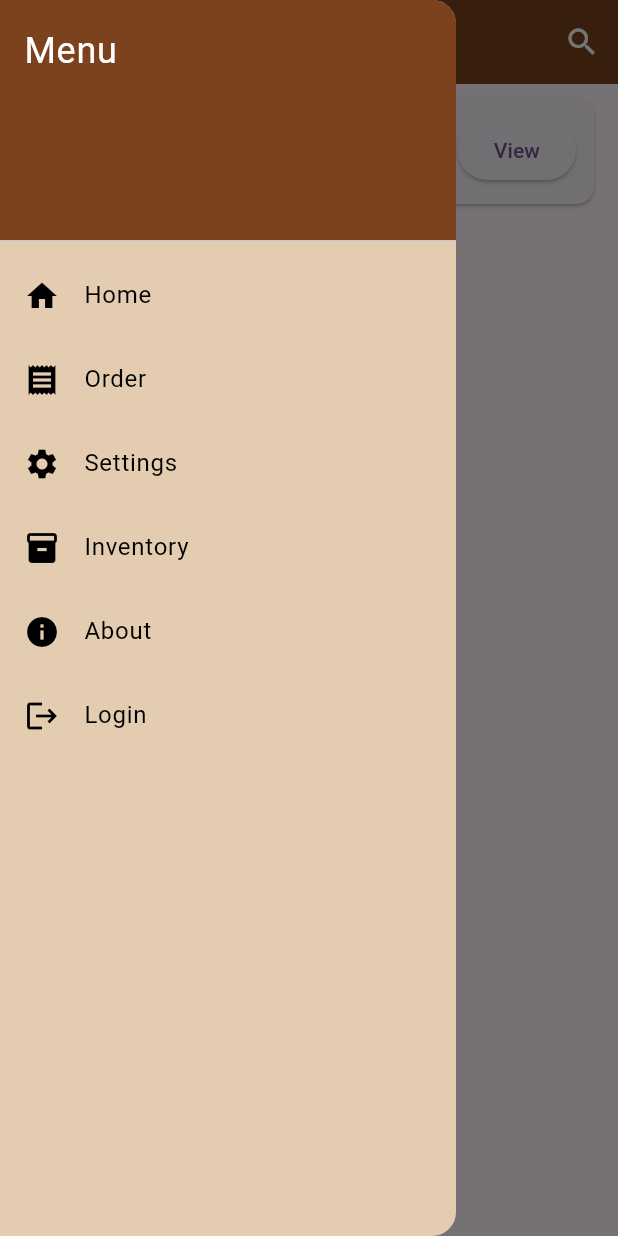
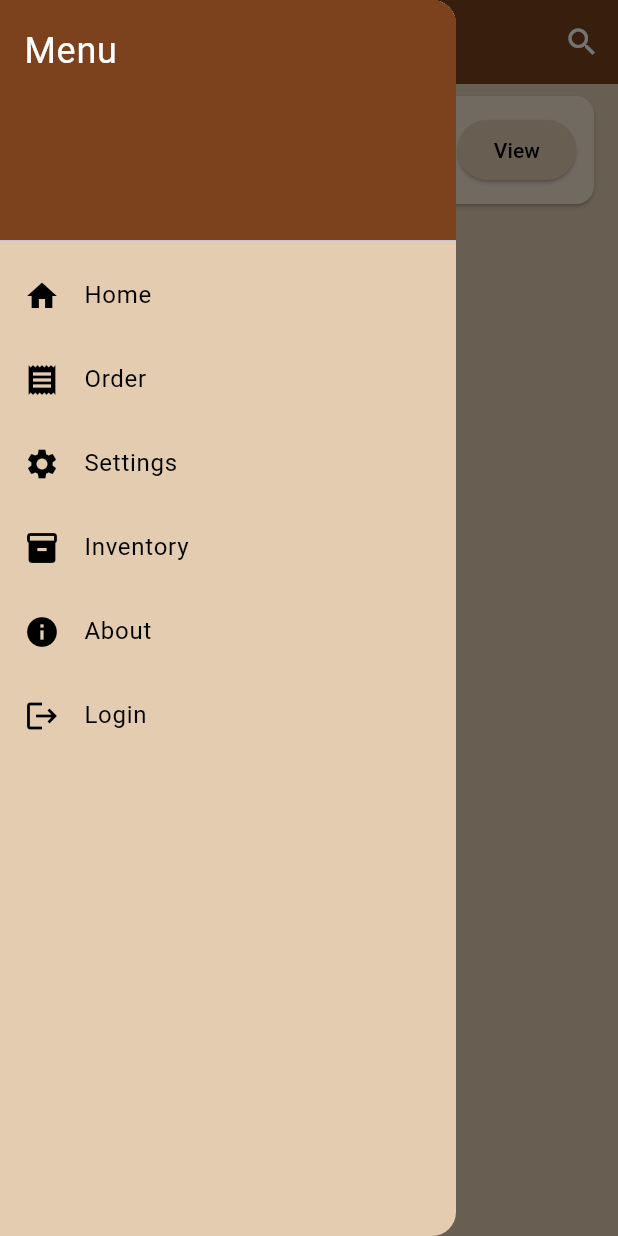
Before and after one commit to VoxMonstra/CSC-4610-Web-Warriors, a Flutter app: the RecipesPage screen opened by its route, with the side drawer open, on a phone screen of 412 x 824 dp. Run offline on Flutter 3.47's test engine with Material 3 defaults, Android fonts, the phone set to English and light mode, and no system bars; our stand-ins replace flutter_secure_storage, google_fonts, shared_preferences; accounts and stored records are empty.

Commit message:
Design: Change color to fit theme of the app

```diff
--- a/src/lib/screens/recipes.dart
+++ b/src/lib/screens/recipes.dart
@@ -264,6 +264,8 @@ class _RecipesPageState extends State<RecipesPage> {
       // Sidebar
       drawer: AppDrawer(currPage: Text("recipes")),
 
+      backgroundColor: Color(0xFFE3CCB0), // Light brown background
+
       // Displays all of the raw materials we currently have in stock, as well +- buttons for ordering raw materials
       body: Column(
         children: [
@@ -274,6 +276,7 @@ class _RecipesPageState extends State<RecipesPage> {
                 return Card(
                   margin:
                       const EdgeInsets.symmetric(vertical: 8, horizontal: 16),
+                  color: Color(0xFFF5E6D3),
                   child: Padding(
                     padding: const EdgeInsets.all(12),
                     child: Row(
@@ -322,6 +325,10 @@ class _RecipesPageState extends State<RecipesPage> {
 // View button to open details page
                         ElevatedButton(
                           onPressed: () => _viewItemDetails(index),
+                          style: ElevatedButton.styleFrom(
+                          backgroundColor:  Color(0xFFE3CCB0),
+                          foregroundColor: Colors.black,
+                          ),
                           child: const Text("View"),
                         ),
                       ],
```
